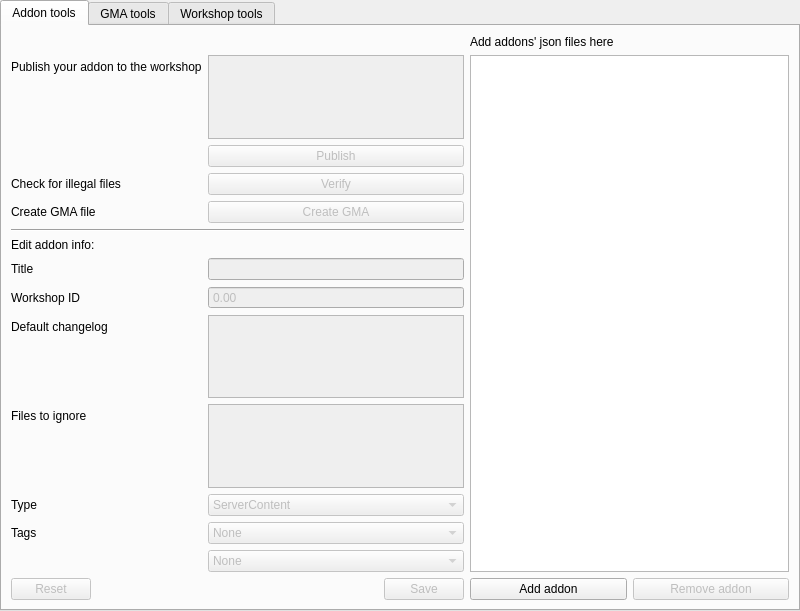
This is ui/mainwindow.ui in FPtje/gmosh as Qt 5 draws it before an edit. The edited form follows.
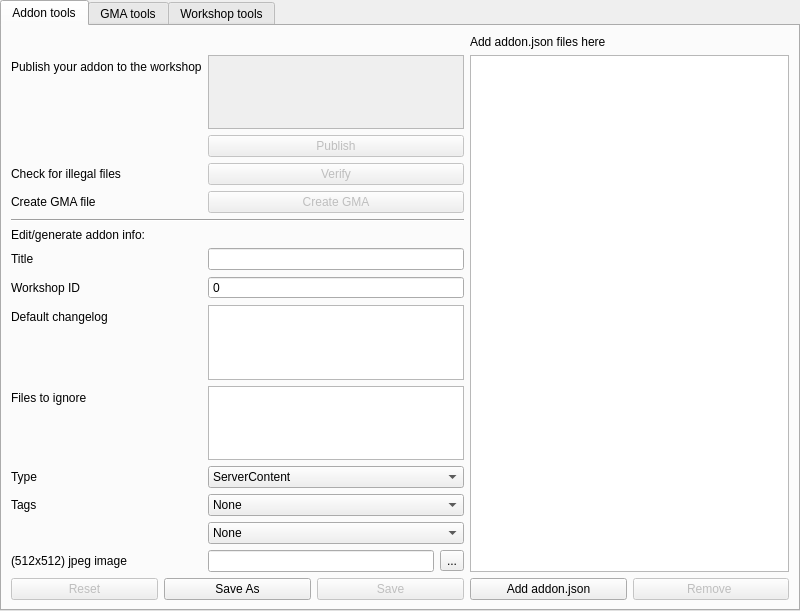
This is the edited form. The open tabs and pages were chosen to show the change.

Patch:
```diff
--- a/ui/mainwindow.ui
+++ b/ui/mainwindow.ui
@@ -42,7 +42,7 @@
        </size>
       </property>
       <property name="currentIndex">
-       <number>2</number>
+       <number>0</number>
       </property>
       <widget class="QWidget" name="tabAddon">
        <attribute name="title">
@@ -58,13 +58,6 @@
             </property>
            </widget>
           </item>
-          <item row="1" column="0">
-           <widget class="QLabel" name="label_2">
-            <property name="text">
-             <string>Publish your addon to the workshop</string>
-            </property>
-           </widget>
-          </item>
           <item row="1" column="1">
            <widget class="QTextEdit" name="textEdit">
             <property name="enabled">
@@ -141,7 +134,21 @@
           <item row="8" column="0">
            <widget class="QLabel" name="label_6">
             <property name="text">
-             <string>Edit addon info:</string>
+             <string>Edit/generate addon info:</string>
+            </property>
+           </widget>
+          </item>
+          <item row="9" column="0">
+           <widget class="QLabel" name="label_7">
+            <property name="text">
+             <string>Title</string>
+            </property>
+           </widget>
+          </item>
+          <item row="9" column="1">
+           <widget class="QLineEdit" name="title">
+            <property name="enabled">
+             <bool>true</bool>
             </property>
            </widget>
           </item>
@@ -155,6 +162,28 @@
             </property>
            </widget>
           </item>
+          <item row="10" column="1">
+           <widget class="QDoubleSpinBox" name="workshopid">
+            <property name="enabled">
+             <bool>true</bool>
+            </property>
+            <property name="toolTip">
+             <string>This is the workshop id of the addon. You can find the workshop id of an addon by going to its workshop page and looking at the url after &quot;id=&quot;</string>
+            </property>
+            <property name="buttonSymbols">
+             <enum>QAbstractSpinBox::NoButtons</enum>
+            </property>
+            <property name="showGroupSeparator" stdset="0">
+             <bool>false</bool>
+            </property>
+            <property name="decimals">
+             <number>0</number>
+            </property>
+            <property name="maximum">
+             <double>999999999999999.000000000000000</double>
+            </property>
+           </widget>
+          </item>
           <item row="11" column="0">
            <widget class="QLabel" name="label_11">
             <property name="toolTip">
@@ -168,7 +197,7 @@
           <item row="11" column="1">
            <widget class="QTextEdit" name="defaultChangelog">
             <property name="enabled">
-             <bool>false</bool>
+             <bool>true</bool>
             </property>
             <property name="toolTip">
              <string>The default changelog of this addon when none is given.</string>
@@ -185,7 +214,7 @@
           <item row="12" column="1">
            <widget class="QTextEdit" name="ignorelist">
             <property name="enabled">
-             <bool>false</bool>
+             <bool>true</bool>
             </property>
            </widget>
           </item>
@@ -199,7 +228,7 @@
           <item row="14" column="1">
            <widget class="QComboBox" name="addontype">
             <property name="enabled">
-             <bool>false</bool>
+             <bool>true</bool>
             </property>
             <item>
              <property name="text">
@@ -258,7 +287,7 @@
           <item row="15" column="1">
            <widget class="QComboBox" name="tag1">
             <property name="enabled">
-             <bool>false</bool>
+             <bool>true</bool>
             </property>
             <item>
              <property name="text">
@@ -315,7 +344,7 @@
           <item row="16" column="1">
            <widget class="QComboBox" name="tag2">
             <property name="enabled">
-             <bool>false</bool>
+             <bool>true</bool>
             </property>
             <item>
              <property name="text">
@@ -369,46 +398,62 @@
             </item>
            </widget>
           </item>
-          <item row="17" column="0" colspan="2">
-           <widget class="QDialogButtonBox" name="buttonBox">
-            <property name="enabled">
-             <bool>false</bool>
-            </property>
-            <property name="standardButtons">
-             <set>QDialogButtonBox::Reset|QDialogButtonBox::Save</set>
-            </property>
-           </widget>
-          </item>
-          <item row="9" column="0">
-           <widget class="QLabel" name="label_7">
+          <item row="17" column="0">
+           <widget class="QLabel" name="label_31">
             <property name="text">
-             <string>Title</string>
+             <string>(512x512) jpeg image</string>
             </property>
            </widget>
           </item>
-          <item row="9" column="1">
-           <widget class="QLineEdit" name="title">
-            <property name="enabled">
-             <bool>false</bool>
-            </property>
-           </widget>
+          <item row="17" column="1">
+           <layout class="QHBoxLayout" name="horizontalLayout_4">
+            <item>
+             <widget class="QLineEdit" name="lineEdit"/>
+            </item>
+            <item>
+             <widget class="QToolButton" name="toolButton">
+              <property name="text">
+               <string>...</string>
+              </property>
+             </widget>
+            </item>
+           </layout>
           </item>
-          <item row="10" column="1">
-           <widget class="QDoubleSpinBox" name="workshopid">
-            <property name="enabled">
-             <bool>false</bool>
-            </property>
-            <property name="toolTip">
-             <string>This is the workshop id of the addon. You can find the workshop id of an addon by going to its workshop page and looking at the url after &quot;id=&quot;</string>
-            </property>
-            <property name="buttonSymbols">
-             <enum>QAbstractSpinBox::NoButtons</enum>
-            </property>
-            <property name="showGroupSeparator" stdset="0">
-             <bool>false</bool>
-            </property>
-            <property name="maximum">
-             <double>999999999999999.000000000000000</double>
+          <item row="18" column="0" colspan="2">
+           <layout class="QHBoxLayout" name="horizontalLayout_9">
+            <item>
+             <widget class="QPushButton" name="pushButton_2">
+              <property name="enabled">
+               <bool>false</bool>
+              </property>
+              <property name="text">
+               <string>Reset</string>
+              </property>
+             </widget>
+            </item>
+            <item>
+             <widget class="QPushButton" name="pushButton_3">
+              <property name="text">
+               <string>Save As</string>
+              </property>
+             </widget>
+            </item>
+            <item>
+             <widget class="QPushButton" name="pushButton">
+              <property name="enabled">
+               <bool>false</bool>
+              </property>
+              <property name="text">
+               <string>Save</string>
+              </property>
+             </widget>
+            </item>
+           </layout>
+          </item>
+          <item row="1" column="0">
+           <widget class="QLabel" name="label_2">
+            <property name="text">
+             <string>Publish your addon to the workshop</string>
             </property>
            </widget>
           </item>
@@ -419,7 +464,7 @@
           <item>
            <widget class="QLabel" name="label">
             <property name="text">
-             <string>Add addons' json files here</string>
+             <string>Add addon.json files here</string>
             </property>
            </widget>
           </item>
@@ -431,7 +476,7 @@
             <item>
              <widget class="QPushButton" name="addFolder">
               <property name="text">
-               <string>Add addon</string>
+               <string>Add addon.json</string>
               </property>
              </widget>
             </item>
@@ -441,7 +486,7 @@
                <bool>false</bool>
               </property>
               <property name="text">
-               <string>Remove addon</string>
+               <string>Remove </string>
               </property>
              </widget>
             </item>
```
